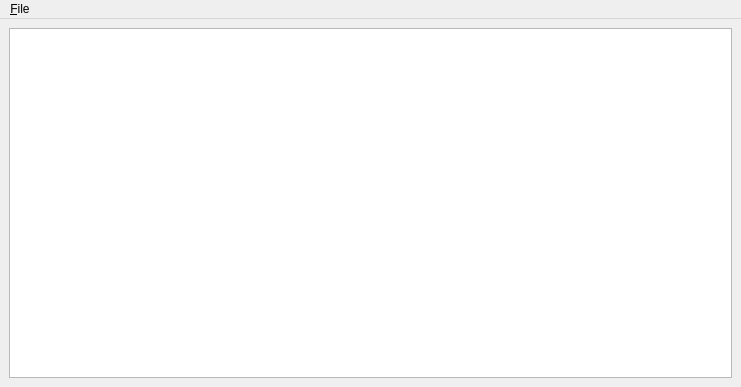
jamiemansfield/Raamatupidamine, file App/Windows/TransactionsWindow.ui: the form before one commit.
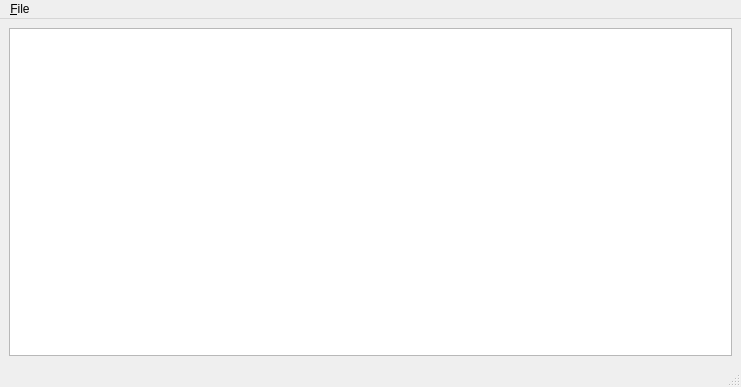
The form after the commit.

Commit message: Show total in status bar for transactions window

Patch:
```diff
--- a/App/Windows/TransactionsWindow.ui
+++ b/App/Windows/TransactionsWindow.ui
@@ -41,6 +41,7 @@
    </widget>
    <addaction name="menu_File"/>
   </widget>
+  <widget class="QStatusBar" name="statusBar"/>
   <action name="action_Quit">
    <property name="text">
     <string>&amp;Quit</string>
```
The commit also changes 1 other file.
